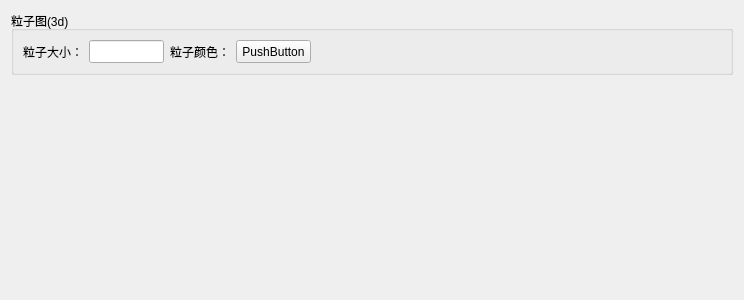
First picture: the form in src/DataVisualization/3D/Particle3dConfigWidget.ui, repository BeQuiet1228/FreeCAD, before the edit.
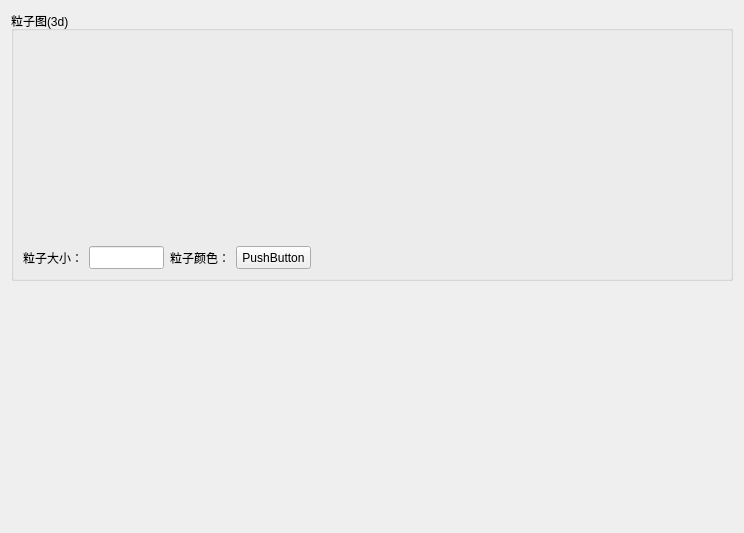
Second picture: the form after the edit.

The edit to the form file:
```diff
--- a/src/DataVisualization/3D/Particle3dConfigWidget.ui
+++ b/src/DataVisualization/3D/Particle3dConfigWidget.ui
@@ -7,7 +7,7 @@
     <x>0</x>
     <y>0</y>
     <width>744</width>
-    <height>300</height>
+    <height>533</height>
    </rect>
   </property>
   <property name="windowTitle">
@@ -21,6 +21,22 @@
      </property>
      <layout class="QGridLayout" name="gridLayout">
       <item row="0" column="0">
+       <widget class="QWidget" name="topWidget" native="true">
+        <property name="minimumSize">
+         <size>
+          <width>0</width>
+          <height>200</height>
+         </size>
+        </property>
+        <property name="maximumSize">
+         <size>
+          <width>16777215</width>
+          <height>200</height>
+         </size>
+        </property>
+       </widget>
+      </item>
+      <item row="1" column="0">
        <layout class="QHBoxLayout" name="horizontalLayout">
         <item>
          <widget class="QLabel" name="label">
@@ -97,7 +113,7 @@
      <property name="sizeHint" stdset="0">
       <size>
        <width>20</width>
-       <height>220</height>
+       <height>243</height>
       </size>
      </property>
     </spacer>
```
Left out of the diff: 2 changed lines with no effect on the pictures.
